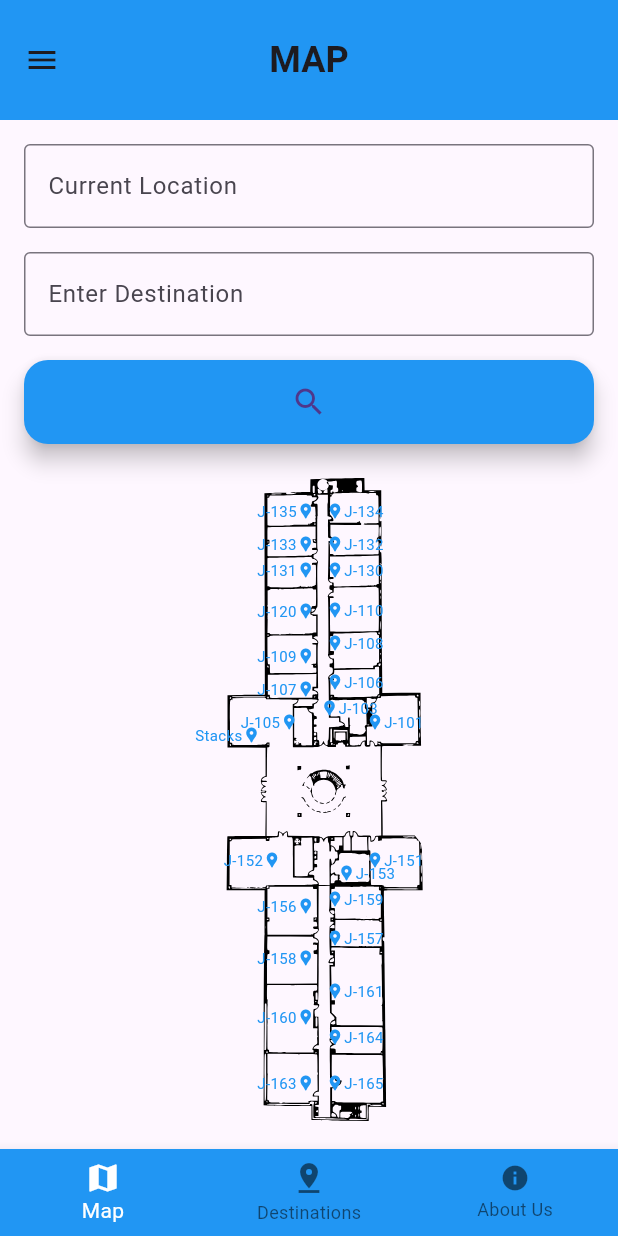
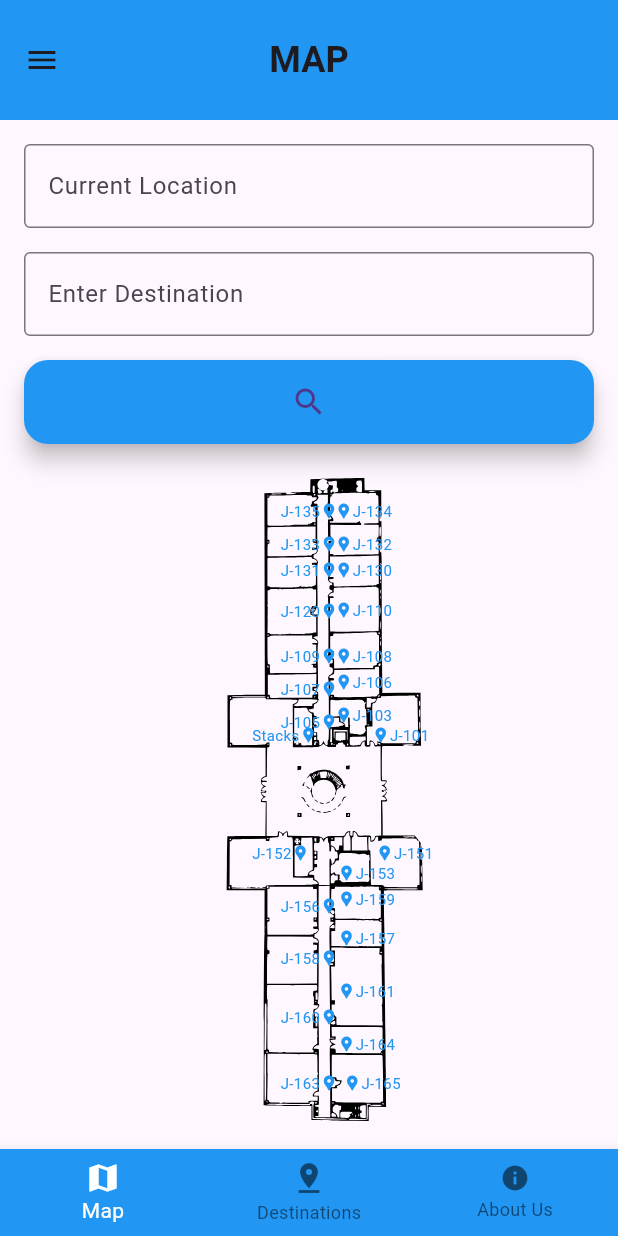
Before and after one commit to INDY-5-Team/Path_Finder, a Flutter app: the screen it shows after launch, on a phone screen of 412 x 824 dp. Run offline on Flutter 3.47's test engine with Material 3 defaults, Android fonts, the phone set to English and light mode, and no system bars; our stand-ins replace flutter_svg; missing offline and left inert: dijkstra, mobile_scanner.

```diff
--- a/flutter-application/lib/Pages/map_page.dart
+++ b/flutter-application/lib/Pages/map_page.dart
@@ -99,7 +99,7 @@ class MapPageState extends State<MapPage> {
                           ),
                           ..._buildRooms(screenWidth, screenHeight, pinColor),
                           ..._buildHalls(screenWidth, screenHeight, hallwayColor, route),
-                          if (route.isNotEmpty) buildPolyline(screenWidth, screenHeight, route),
+                          if (route.isNotEmpty) buildPolyline(screenWidth, screenHeight, route, _buildHalls(screenWidth, screenHeight, hallwayColor, route)),
                         ],
                       );
                     },
@@ -114,138 +114,113 @@ class MapPageState extends State<MapPage> {
   }
 
   List<Widget> _buildRooms(double screenWidth, double screenHeight, Color pinColor) {
-    List<Map<String, dynamic>> rooms = [
-      {'topPercent': 0.05, 'leftPercent': 0.40909, 'label': 'J-135'},
-      {'topPercent': 0.1, 'leftPercent': 0.409, 'label': 'J-133'},
-      {'topPercent': 0.14, 'leftPercent': 0.409, 'label': 'J-131'},
-      {'topPercent': 0.201, 'leftPercent': 0.409, 'label': 'J-120'},
-      {'topPercent': 0.27, 'leftPercent': 0.409, 'label': 'J-109'},
-      {'topPercent': 0.32, 'leftPercent': 0.409, 'label': 'J-107'},
-      {'topPercent': 0.37, 'leftPercent': 0.38, 'label': 'J-105'},
-      {'topPercent': 0.39, 'leftPercent': 0.3, 'label': 'Stacks'},
-      {'topPercent': 0.58, 'leftPercent': 0.35, 'label': 'J-152'},
-      {'topPercent': 0.58, 'leftPercent': 0.60, 'label': 'J-151'},
-      {'topPercent': 0.65, 'leftPercent': 0.409, 'label': 'J-156'},
-      {'topPercent': 0.73, 'leftPercent': 0.409, 'label': 'J-158'},
-      {'topPercent': 0.82, 'leftPercent': 0.409, 'label': 'J-160'},
-      {'topPercent': 0.92, 'leftPercent': 0.409, 'label': 'J-163'},
-      {'topPercent': 0.92, 'leftPercent': 0.53, 'label': 'J-165'},
-      {'topPercent': 0.85, 'leftPercent': 0.53, 'label': 'J-164'},
-      {'topPercent': 0.78, 'leftPercent': 0.53, 'label': 'J-161'},
-      {'topPercent': 0.70, 'leftPercent': 0.53, 'label': 'J-157'},
-      {'topPercent': 0.64, 'leftPercent': 0.53, 'label': 'J-159'},
-      {'topPercent': 0.6, 'leftPercent': 0.55, 'label': 'J-153'},
-      {'topPercent': 0.37, 'leftPercent': 0.60, 'label': 'J-101'},
-      {'topPercent': 0.35, 'leftPercent': 0.52, 'label': 'J-103'},
-      {'topPercent': 0.31, 'leftPercent': 0.53, 'label': 'J-106'},
-      {'topPercent': 0.25, 'leftPercent': 0.53, 'label': 'J-108'},
-      {'topPercent': 0.20, 'leftPercent': 0.53, 'label': 'J-110'},
-      {'topPercent': 0.14, 'leftPercent': 0.53, 'label': 'J-130'},
-      {'topPercent': 0.1, 'leftPercent': 0.53, 'label': 'J-132'},
-      {'topPercent': 0.05, 'leftPercent': 0.53, 'label': 'J-134'},
+    return [
+      buildRoom(screenWidth, screenHeight, 0.05, 0.45, "J-135", pinColor),
+      buildRoom(screenWidth, screenHeight, 0.1, 0.45, "J-133", pinColor),
+      buildRoom(screenWidth, screenHeight, 0.14, 0.45, "J-131", pinColor),
+      buildRoom(screenWidth, screenHeight, 0.201, 0.45, "J-120", pinColor),
+      buildRoom(screenWidth, screenHeight, 0.27, 0.45, "J-109", pinColor),
+      buildRoom(screenWidth, screenHeight, 0.32, 0.45, "J-107", pinColor),
+      buildRoom(screenWidth, screenHeight, 0.37, 0.45, "J-105", pinColor),
+      buildRoom(screenWidth, screenHeight, 0.39, 0.4, "Stacks", pinColor),
+      buildRoom(screenWidth, screenHeight, 0.57, 0.4, "J-152", pinColor),
+      buildRoom(screenWidth, screenHeight, 0.57, 0.617, "J-151", pinColor),
+      buildRoom(screenWidth, screenHeight, 0.65, 0.45, "J-156", pinColor),
+      buildRoom(screenWidth, screenHeight, 0.73, 0.45, "J-158", pinColor),
+      buildRoom(screenWidth, screenHeight, 0.82, 0.45, "J-160", pinColor),
+      buildRoom(screenWidth, screenHeight, 0.92, 0.45, "J-163", pinColor),
+      buildRoom(screenWidth, screenHeight, 0.92, 0.56, "J-165", pinColor),
+      buildRoom(screenWidth, screenHeight, 0.86, 0.55, "J-164", pinColor),
+      buildRoom(screenWidth, screenHeight, 0.78, 0.55, "J-161", pinColor),
+      buildRoom(screenWidth, screenHeight, 0.70, 0.55, "J-157", pinColor),
+      buildRoom(screenWidth, screenHeight, 0.64, 0.55, "J-159", pinColor),
+      buildRoom(screenWidth, screenHeight, 0.6, 0.55, "J-153", pinColor),
+      buildRoom(screenWidth, screenHeight, 0.39, 0.61, "J-101", pinColor),
+      buildRoom(screenWidth, screenHeight, 0.36, 0.545, "J-103", pinColor),
+      buildRoom(screenWidth, screenHeight, 0.31, 0.545, "J-106", pinColor),
+      buildRoom(screenWidth, screenHeight, 0.27, 0.545, "J-108", pinColor),
+      buildRoom(screenWidth, screenHeight, 0.20, 0.545, "J-110", pinColor),
+      buildRoom(screenWidth, screenHeight, 0.14, 0.545, "J-130", pinColor),
+      buildRoom(screenWidth, screenHeight, 0.1, 0.545, "J-132", pinColor),
+      buildRoom(screenWidth, screenHeight, 0.05, 0.545, "J-134", pinColor),
     ];
-    return rooms.map((room) => buildRoom(screenWidth, screenHeight, room['topPercent'], room['leftPercent'], room['label'], pinColor)).toList();
   }
 
-  List<Widget> _buildHalls(double screenWidth, double screenHeight, Color hallwayColor, List<dynamic> route) {
-    List<Map<String, dynamic>> hallPositions = [
-      {'topPercent': 0.05, 'leftPercent': 0.53, 'label': 'H1'},
-      {'topPercent': 0.1, 'leftPercent': 0.53, 'label': 'H2'},
-      {'topPercent': 0.12, 'leftPercent': 0.53, 'label': 'H3'},
-      {'topPercent': 0.14, 'leftPercent': 0.53, 'label': 'H4'},
-      {'topPercent': 0.17, 'leftPercent': 0.53, 'label': 'H5'},
-      {'topPercent': 0.19, 'leftPercent': 0.53, 'label': 'H6'},
-      {'topPercent': 0.21, 'leftPercent': 0.53, 'label': 'H7'},
-      {'topPercent': 0.25, 'leftPercent': 0.53, 'label': 'H8'},
-      {'topPercent': 0.28, 'leftPercent': 0.53, 'label': 'H9'},
-      {'topPercent': 0.30, 'leftPercent': 0.53, 'label': 'H10'},
-      {'topPercent': 0.33, 'leftPercent': 0.53, 'label': 'H11'},
-      {'topPercent': 0.36, 'leftPercent': 0.53, 'label': 'H12'},
-      {'topPercent': 0.37, 'leftPercent': 0.53, 'label': 'H13'},
-      {'topPercent': 0.37, 'leftPercent': 0.53, 'label': 'H14'},
-      {'topPercent': 0.4093, 'leftPercent': 0.53, 'label': 'H15'},
-      {'topPercent': 0.4093, 'leftPercent': 0.53, 'label': 'H16'},
-      {'topPercent': 0.4093, 'leftPercent': 0.63, 'label': 'H17'},
-      {'topPercent': 0.4093, 'leftPercent': 0.66, 'label': 'H18'},
-      {'topPercent': 0.4099, 'leftPercent': 0.66, 'label': 'H19'},
-      {'topPercent': 0.545, 'leftPercent': 0.66, 'label': 'H20'},
-      {'topPercent': 0.545, 'leftPercent': 0.62, 'label': 'H21'},
-      {'topPercent': 0.545, 'leftPercent': 0.60, 'label': 'H22'},
-      {'topPercent': 0.545, 'leftPercent': 0.53, 'label': 'H23'},
-      {'topPercent': 0.53, 'leftPercent': 0.53, 'label': 'H24'},
-      {'topPercent': 0.535, 'leftPercent': 0.53, 'label': 'H25'},
-      {'topPercent': 0.61, 'leftPercent': 0.53, 'label': 'H26'},
-      {'topPercent': 0.625, 'leftPercent': 0.53, 'label': 'H27'},
-      {'topPercent': 0.67, 'leftPercent': 0.53, 'label': 'H28'},
-      {'topPercent': 0.69, 'leftPercent': 0.53, 'label': 'H29'},
-      {'topPercent': 0.70, 'leftPercent': 0.53, 'label': 'H30'},
-      {'topPercent': 0.71, 'leftPercent': 0.53, 'label': 'H31'},
-      {'topPercent': 0.75, 'leftPercent': 0.53, 'label': 'H32'},
-      {'topPercent': 0.82, 'leftPercent': 0.53, 'label': 'H33'},
-      {'topPercent': 0.835, 'leftPercent': 0.53, 'label': 'H34'},
-      {'topPercent': 0.87, 'leftPercent': 0.53, 'label': 'H35'},
-      {'topPercent': 0.88, 'leftPercent': 0.53, 'label': 'H36'},
-      {'topPercent': 0.93, 'leftPercent': 0.53, 'label': 'H37'},
-      {'topPercent': 0.95, 'leftPercent': 0.53, 'label': 'H38'},
-      {'topPercent': 0.545, 'leftPercent': 0.4092, 'label': 'H39'},
-      {'topPercent': 0.4099, 'leftPercent': 0.4092, 'label': 'H40'},
-      {'topPercent': 0.4093, 'leftPercent': 0.4092, 'label': 'H41'},
+  List<Positioned> _buildHalls(double screenWidth, double screenHeight, Color hallwayColor, List<dynamic> route) {
+    return [
+      buildHall(screenWidth, screenHeight, 0.05, 0.52, 'H1', hallwayColor, route.contains('H1')),
+      buildHall(screenWidth, screenHeight, 0.1, 0.52, 'H2', hallwayColor, route.contains('H2')),
+      buildHall(screenWidth, screenHeight, 0.12, 0.52, 'H3', hallwayColor, route.contains('H3')),
+      buildHall(screenWidth, screenHeight, 0.14, 0.52, 'H4', hallwayColor, route.contains('H4')),
+      buildHall(screenWidth, screenHeight, 0.17, 0.52, 'H5', hallwayColor, route.contains('H5')),
+      buildHall(screenWidth, screenHeight, 0.19, 0.52, 'H6', hallwayColor, route.contains('H6')),
+      buildHall(screenWidth, screenHeight, 0.21, 0.52, 'H7', hallwayColor, route.contains('H7')),
+      buildHall(screenWidth, screenHeight, 0.25, 0.52, 'H8', hallwayColor, route.contains('H8')),
+      buildHall(screenWidth, screenHeight, 0.28, 0.52, 'H9', hallwayColor, route.contains('H9')),
+      buildHall(screenWidth, screenHeight, 0.30, 0.52, 'H10', hallwayColor, route.contains('H10')),
+      buildHall(screenWidth, screenHeight, 0.33, 0.52, 'H11', hallwayColor, route.contains('H11')),
+      buildHall(screenWidth, screenHeight, 0.36, 0.52, 'H12', hallwayColor, route.contains('H12')),
+      buildHall(screenWidth, screenHeight, 0.37, 0.52, 'H13', hallwayColor, route.contains('H13')),
+      buildHall(screenWidth, screenHeight, 0.37, 0.52, 'H14', hallwayColor, route.contains('H14')),
+      buildHall(screenWidth, screenHeight, 0.43, 0.52, 'H15', hallwayColor, route.contains('H15')),
+      buildHall(screenWidth, screenHeight, 0.43, 0.54, 'H16', hallwayColor, route.contains('H16')),
+      buildHall(screenWidth, screenHeight, 0.43, 0.58, 'H17', hallwayColor, route.contains('H17')),
+      buildHall(screenWidth, screenHeight, 0.43, 0.6, 'H18', hallwayColor, route.contains('H18')),
+      buildHall(screenWidth, screenHeight, 0.49, 0.60, 'H19', hallwayColor, route.contains('H19')),
+      buildHall(screenWidth, screenHeight, 0.545, 0.6, 'H20', hallwayColor, route.contains('H20')),
+      buildHall(screenWidth, screenHeight, 0.545, 0.57, 'H21', hallwayColor, route.contains('H21')),
+      buildHall(screenWidth, screenHeight, 0.545, 0.555, 'H22', hallwayColor, route.contains('H22')),
+      buildHall(screenWidth, screenHeight, 0.545, 0.52, 'H23', hallwayColor, route.contains('H23')),
+      buildHall(screenWidth, screenHeight, 0.58, 0.52, 'H24', hallwayColor, route.contains('H24')),
+      buildHall(screenWidth, screenHeight, 0.6, 0.52, 'H25', hallwayColor, route.contains('H25')),
+      buildHall(screenWidth, screenHeight, 0.61, 0.52, 'H26', hallwayColor, route.contains('H26')),
+      buildHall(screenWidth, screenHeight, 0.625, 0.52, 'H27', hallwayColor, route.contains('H27')),
+      buildHall(screenWidth, screenHeight, 0.67, 0.52, 'H28', hallwayColor, route.contains('H28')),
+      buildHall(screenWidth, screenHeight, 0.69, 0.52, 'H29', hallwayColor, route.contains('H29')),
+      buildHall(screenWidth, screenHeight, 0.70, 0.52, 'H30', hallwayColor, route.contains('H30')),
+      buildHall(screenWidth, screenHeight, 0.71, 0.52, 'H31', hallwayColor, route.contains('H31')),
+      buildHall(screenWidth, screenHeight, 0.75, 0.52, 'H32', hallwayColor, route.contains('H32')),
+      buildHall(screenWidth, screenHeight, 0.82, 0.52, 'H33', hallwayColor, route.contains('H33')),
+      buildHall(screenWidth, screenHeight, 0.835, 0.52, 'H34', hallwayColor, route.contains('H34')),
+      buildHall(screenWidth, screenHeight, 0.87, 0.52, 'H35', hallwayColor, route.contains('H35')),
+      buildHall(screenWidth, screenHeight, 0.88, 0.52, 'H36', hallwayColor, route.contains('H36')),
+      buildHall(screenWidth, screenHeight, 0.93, 0.52, 'H37', hallwayColor, route.contains('H37')),
+      buildHall(screenWidth, screenHeight, 0.95, 0.52, 'H38', hallwayColor, route.contains('H38')),
+      buildHall(screenWidth, screenHeight, 0.545, 0.445, 'H39', hallwayColor, route.contains('H39')),
+      buildHall(screenWidth, screenHeight, 0.49, 0.45, 'H40', hallwayColor, route.contains('H40')),
+      buildHall(screenWidth, screenHeight, 0.43, 0.445, 'H41', hallwayColor, route.contains('H41')),
     ];
-    return hallPositions.map((hall) => buildHall(screenWidth, screenHeight, hall['topPercent'], hall['leftPercent'], hall['label'], hallwayColor, route.contains(hall['label']))).toList();
   }
 
-  Widget buildPolyline(double screenWidth, double screenHeight, List<dynamic> route) {
-    List<Map<String, dynamic>> hallPositions = [
-      {'label': 'H1', 'offset': Offset(screenWidth * 0.53, screenHeight * 0.05)},
-      {'label': 'H2', 'offset': Offset(screenWidth * 0.53, screenHeight * 0.1)},
-      {'label': 'H3', 'offset': Offset(screenWidth * 0.53, screenHeight * 0.12)},
-      {'label': 'H4', 'offset': Offset(screenWidth * 0.53, screenHeight * 0.14)},
-      {'label': 'H5', 'offset': Offset(screenWidth * 0.53, screenHeight * 0.17)},
-      {'label': 'H6', 'offset': Offset(screenWidth * 0.53, screenHeight * 0.19)},
-      {'label': 'H7', 'offset': Offset(screenWidth * 0.53, screenHeight * 0.21)},
-      {'label': 'H8', 'offset': Offset(screenWidth * 0.53, screenHeight * 0.25)},
-      {'label': 'H9', 'offset': Offset(screenWidth * 0.53, screenHeight * 0.28)},
-      {'label': 'H10', 'offset': Offset(screenWidth * 0.53, screenHeight * 0.30)},
-      {'label': 'H11', 'offset': Offset(screenWidth * 0.53, screenHeight * 0.33)},
-      {'label': 'H12', 'offset': Offset(screenWidth * 0.53, screenHeight * 0.36)},
-      {'label': 'H13', 'offset': Offset(screenWidth * 0.53, screenHeight * 0.37)},
-      {'label': 'H14', 'offset': Offset(screenWidth * 0.53, screenHeight * 0.37)},
-      {'label': 'H15', 'offset': Offset(screenWidth * 0.53, screenHeight * 0.4093)},
-      {'label': 'H16', 'offset': Offset(screenWidth * 0.53, screenHeight * 0.4093)},
-      {'label': 'H17', 'offset': Offset(screenWidth * 0.63, screenHeight * 0.4093)},
-      {'label': 'H18', 'offset': Offset(screenWidth * 0.66, screenHeight * 0.4093)},
-      {'label': 'H19', 'offset': Offset(screenWidth * 0.66, screenHeight * 0.4099)},
-      {'label': 'H20', 'offset': Offset(screenWidth * 0.66, screenHeight * 0.545)},
-      {'label': 'H21', 'offset': Offset(screenWidth * 0.62, screenHeight * 0.545)},
-      {'label': 'H22', 'offset': Offset(screenWidth * 0.60, screenHeight * 0.545)},
-      {'label': 'H23', 'offset': Offset(screenWidth * 0.53, screenHeight * 0.545)},
-      {'label': 'H24', 'offset': Offset(screenWidth * 0.53, screenHeight * 0.53)},
-      {'label': 'H25', 'offset': Offset(screenWidth * 0.53, screenHeight * 0.535)},
-      {'label': 'H26', 'offset': Offset(screenWidth * 0.53, screenHeight * 0.61)},
-      {'label': 'H27', 'offset': Offset(screenWidth * 0.53, screenHeight * 0.625)},
-      {'label': 'H28', 'offset': Offset(screenWidth * 0.53, screenHeight * 0.67)},
-      {'label': 'H29', 'offset': Offset(screenWidth * 0.53, screenHeight * 0.69)},
-      {'label': 'H30', 'offset': Offset(screenWidth * 0.53, screenHeight * 0.70)},
-      {'label': 'H31', 'offset': Offset(screenWidth * 0.53, screenHeight * 0.71)},
-      {'label': 'H32', 'offset': Offset(screenWidth * 0.53, screenHeight * 0.75)},
-      {'label': 'H33', 'offset': Offset(screenWidth * 0.53, screenHeight * 0.82)},
-      {'label': 'H34', 'offset': Offset(screenWidth * 0.53, screenHeight * 0.835)},
-      {'label': 'H35', 'offset': Offset(screenWidth * 0.53, screenHeight * 0.87)},
-      {'label': 'H36', 'offset': Offset(screenWidth * 0.53, screenHeight * 0.88)},
-      {'label': 'H37', 'offset': Offset(screenWidth * 0.53, screenHeight * 0.93)},
-      {'label': 'H38', 'offset': Offset(screenWidth * 0.53, screenHeight * 0.95)},
-      {'label': 'H39', 'offset': Offset(screenWidth * 0.4092, screenHeight * 0.545)},
-      {'label': 'H40', 'offset': Offset(screenWidth * 0.4092, screenHeight * 0.4099)},
-      {'label': 'H41', 'offset': Offset(screenWidth * 0.4092, screenHeight * 0.4093)},
-    ];
-
-    List<Offset> points = route.map((node) {
-      final hall = hallPositions.firstWhere((hall) => hall['label'] == node, orElse: () => {'offset': Offset.zero});
-      return hall['offset'] as Offset;
-    }).where((offset) => offset != Offset.zero).toList();
-
+  Widget buildPolyline(double screenWidth, double screenHeight, List<dynamic> route, List<Positioned> hallways) {
+    List<Offset> points = [];
+    for(String node in route){
+      Positioned? p = hallways.where((element) => element.key == Key(node)).take(1).cast<Positioned>().singleOrNull;
+      if(p != null){
+        points.add(Offset(p.left!, p.top!));
+      }
+    }
     return CustomPaint(
       painter: PolylinePainter(points),
+      child: Stack(
+        children: [Positioned(
+          top: points[0].dy - 2,
+          left: points[0].dx - 6,
+          child: Icon(
+            Icons.circle_rounded,
+            color: Colors.blue,
+            size: 12,
+          ),
+        ),
+        Positioned(
+          top: points[points.length-1].dy - 2,
+          left: points[points.length-1].dx - 6,
+          child: Icon(
+            Icons.circle_rounded,
+            color: Colors.blue,
+            size: 12,
+          ),),
+      ]),
     );
   }
 
@@ -292,13 +267,7 @@ class MapPageState extends State<MapPage> {
       top: screenHeight * topPercent,
       left: screenWidth * leftPercent,
       key: Key(label),
-      child: visible
-          ? Icon(
-              Icons.circle_rounded,
-              color: color,
-              size: widget.textSize / 3,
-            )
-          : const SizedBox.shrink(),
+      child: SizedBox.shrink(),
     );
   }
 }
--- a/flutter-application/lib/Utilities/map.dart
+++ b/flutter-application/lib/Utilities/map.dart
@@ -24,7 +24,8 @@ class Graph {
 {
   "H1": {
       "H2": 0,
-        "J-135": 1
+      "J-135": 1,
+      "J-134": 1
   },
   "H2": {
       "H1": 0,
@@ -44,52 +45,52 @@ class Graph {
   "H5": {
       "H4": 0,
       "H6": 0,
-        "J-131": 1
+      "J-130": 1
   },
   "H6": {
       "H5": 0,
       "H7": 0,
-        "J-111": 1
+      "J-110": 1
   },
   "H7": {
       "H6": 0,
       "H8": 0,
-        "J-121": 1
+      "J-120": 1
   },
   "H8": {
       "H7": 0,
       "H9": 0,
-        "J-119": 1
+      "J-109": 1
   },
   "H9": {
       "H8": 0,
       "H10": 0,
-        "J-118": 1
+      "J-108": 1
   },
   "H10": {
       "H9": 0,
       "H11": 0,
-        "J-116": 1
+      "J-106": 1
   },
   "H11": {
       "H10": 0,
       "H12": 0,
-        "J-117": 1
+      "J-107": 1
   },
   "H12": {
       "H11": 0,
       "H13": 0,
-        "J-112": 1
+      "J-102": 1
   },
   "H13": {
       "H12": 0,
       "H14": 0,
-        "J-115": 1
+      "J-105": 1
   },
   "H14": {
       "H13": 0,
       "H15": 0,
-        "J-113": 1
+      "J-103": 1
   },
   "H15": {
       "H14": 0,
@@ -102,18 +103,18 @@ class Graph {
       "H15": 0,
       "H17": 0,
       "H19": 0,
-        "J-114": 1
+      "J-104": 1
   },
   "H17": {
       "H16": 0,
       "H18": 0,
       "H19": 0,
-        "J-113": 1
+      "J-103": 1
   },
   "H18": {
       "H17": 0,
       "H19": 0,
-        "J-111": 1
+      "J-101": 1
   },
   "H19": {
       "H15": 0,
@@ -148,7 +149,7 @@ class Graph {
       "H22": 0,
       "H24": 0,
       "H39": 0,
-        "H41": 0
+      "H40": 0
   },
   "H24": {
       "H23": 0,
@@ -242,10 +243,7 @@ class Graph {
   "J-101": {
       "H18": 0
   },
-    "J-111": {
-        "H18": 0
-    },
-    "J-112": {
+  "J-102": {
       "H12": 0
   },
   "J-103": {
@@ -291,6 +289,9 @@ class Graph {
   "J-133": {
       "H3": 0
   },
+  "J-134": {
+      "H1": 0
+  },
   "J-149": {
       "H20": 0
   },
@@ -298,7 +299,6 @@ class Graph {
       "H21": 0
   },
   "J-152": {
-        "H27": 0,
       "H39": 0
   },
   "J-153": {
@@ -337,7 +337,7 @@ class Graph {
       "H37": 0
   },
   "Stacks": {
-        "H40": 0
+      "H41": 0
   }
 }
 
```
Also changed, not shown: flutter-application/assets/maps/atrium_f1.json (+20 -19 lines). Lines whose indentation alone changed are shown as unchanged.
